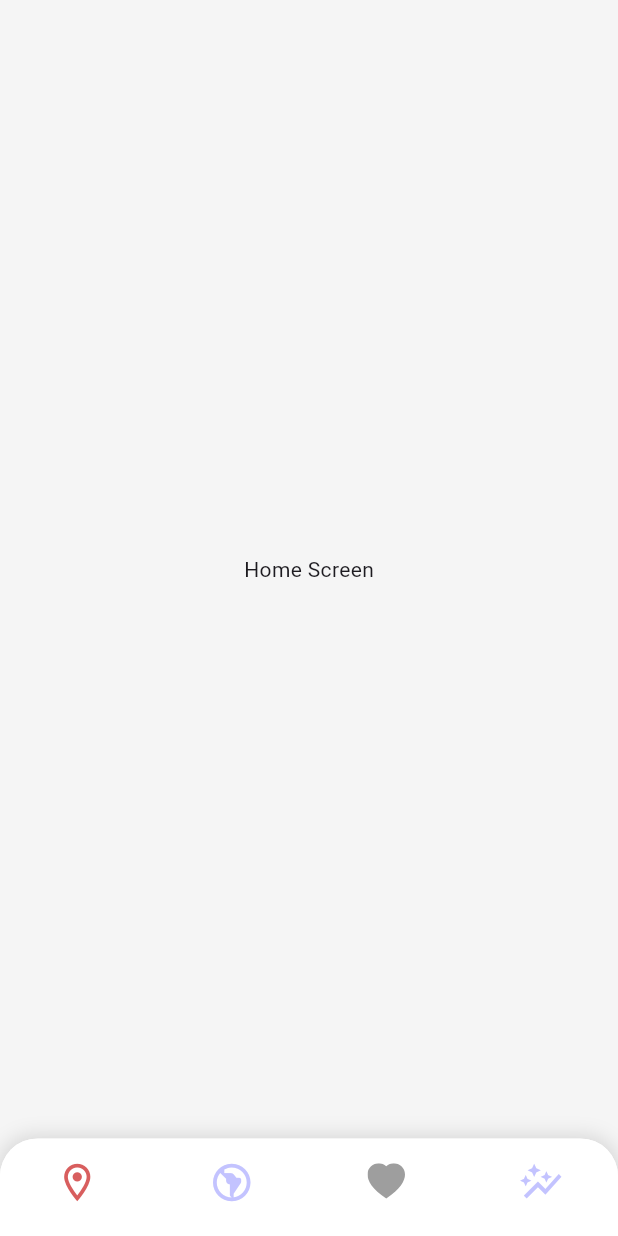
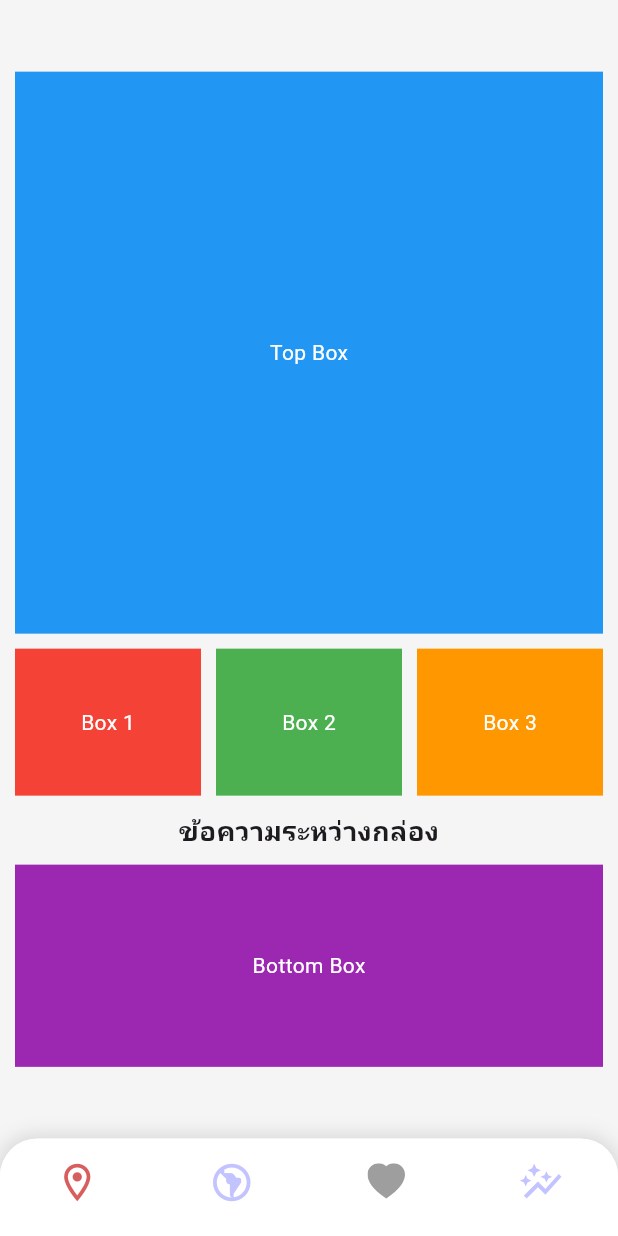
Before and after one commit to teeprakorn1/pm2_flutter_project, a Flutter app: the screen it shows after launch, after a tap on "ข้าม", on a phone screen of 412 x 824 dp. Run offline on Flutter 3.47's test engine with Material 3 defaults, Android fonts, the phone set to English and light mode, and no system bars; our stand-ins replace flutter_svg, shared_preferences.

Commit message:
VERSION 0.2.2.1

```diff
--- a/lib/screens/home_screen.dart
+++ b/lib/screens/home_screen.dart
@@ -6,7 +6,66 @@ class HomeScreen extends StatelessWidget {
   @override
   Widget build(BuildContext context) {
     return Scaffold(
-      body: Center(child: Text("Home Screen")),
+      body: Padding(
+        padding: const EdgeInsets.all(10.0), // กำหนด margin ระยะห่างจากขอบจอ
+        child: Column(
+          mainAxisAlignment: MainAxisAlignment.center, // จัดแนวตั้งให้ตรงกลาง
+          crossAxisAlignment: CrossAxisAlignment.center, // จัดแนวนอนให้ตรงกลาง
+          children: [
+            // กล่องที่ด้านบน
+            Container(
+              height: (MediaQuery.of(context).size.height + 300) / 3, // ทำให้กล่องบนยาวขึ้น
+              width: double.infinity,
+              color: Colors.blue,
+              child: Center(child: Text("Top Box", style: TextStyle(color: Colors.white))),
+            ),
+            SizedBox(height: 10), // เว้นระยะห่าง 10 ระหว่างกล่อง
+
+            // กล่องตรงกลาง 3 กล่อง
+            Row(
+              mainAxisAlignment: MainAxisAlignment.center, // จัดแนวนอนให้ตรงกลาง
+              children: [
+                Container(
+                  height: (MediaQuery.of(context).size.height - 40) / 8, // ทำให้กล่องกลางเล็กลง
+                  width: (MediaQuery.of(context).size.width - 40) / 3, // คำนวณขนาดของแต่ละกล่อง
+                  color: Colors.red,
+                  child: Center(child: Text("Box 1", style: TextStyle(color: Colors.white))),
+                ),
+                SizedBox(width: 10), // เว้นระยะห่าง 10 ระหว่างกล่อง
+                Container(
+                  height: (MediaQuery.of(context).size.height - 40) / 8,
+                  width: (MediaQuery.of(context).size.width - 40) / 3,
+                  color: Colors.green,
+                  child: Center(child: Text("Box 2", style: TextStyle(color: Colors.white))),
+                ),
+                SizedBox(width: 10), // เว้นระยะห่าง 10 ระหว่างกล่อง
+                Container(
+                  height: (MediaQuery.of(context).size.height - 40) / 8,
+                  width: (MediaQuery.of(context).size.width - 40) / 3,
+                  color: Colors.orange,
+                  child: Center(child: Text("Box 3", style: TextStyle(color: Colors.white))),
+                ),
+              ],
+            ),
+            SizedBox(height: 10), // เว้นระยะห่าง 10 ระหว่างกล่อง
+
+            // ข้อความระหว่างกล่อง
+            Text(
+              "ข้อความระหว่างกล่อง",
+              style: TextStyle(fontSize: 18, fontWeight: FontWeight.bold),
+            ),
+            SizedBox(height: 10), // เว้นระยะห่าง 10 ระหว่างข้อความและกล่องด้านล่าง
+
+            // กล่องที่ด้านล่าง
+            Container(
+              height: (MediaQuery.of(context).size.height - 150) / 5,
+              width: double.infinity,
+              color: Colors.purple,
+              child: Center(child: Text("Bottom Box", style: TextStyle(color: Colors.white))),
+            ),
+          ],
+        ),
+      ),
     );
   }
 }
```
